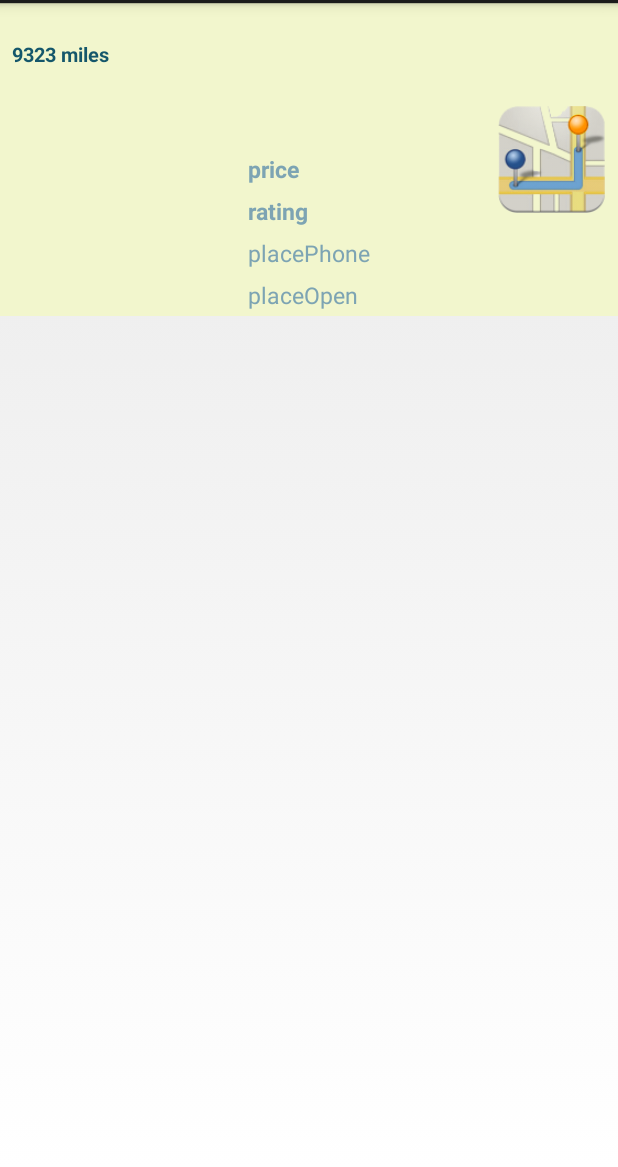
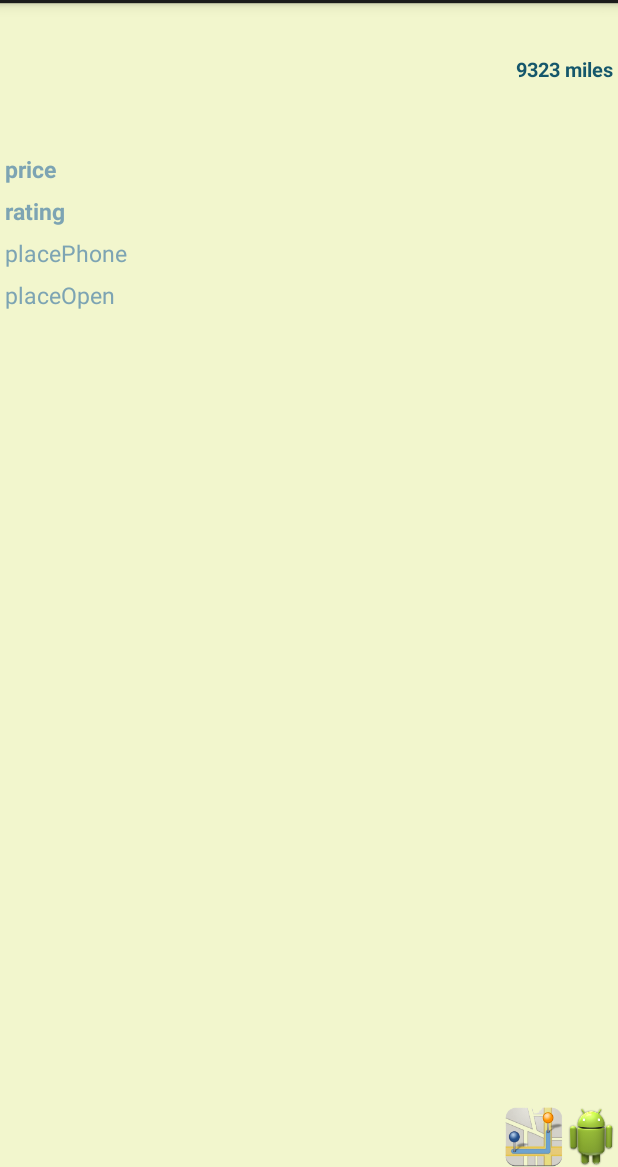
Before and after one commit to zhaozw/FoodTruckAficionadosOpenSource, an Android app: the layout food_truck_rows.xml on its own in the app's theme, with its tools: preview values and no code run, on a phone screen of 412 x 824 dp, the part 69-1236 px from its top. Run offline under Robolectric (Android 15) with nearby library versions, the phone set to English and light mode, and no system bars.

Commit message:
working on getTag in FoodTruckDataGetter. adjusted layout.

```diff
--- a/app/src/main/java/com/justin/truckfinder/app/FoodTruckListViewFragment.java
+++ b/app/src/main/java/com/justin/truckfinder/app/FoodTruckListViewFragment.java
@@ -224,7 +224,6 @@ public class FoodTruckListViewFragment extends ListFragment implements LocationL
         sensorManager.registerListener(this, sensorManager.getDefaultSensor(Sensor.TYPE_MAGNETIC_FIELD), SensorManager.SENSOR_DELAY_FASTEST);
     }
 
-    IntentsData intentsData;
     @Override
     public void onViewCreated(View view, Bundle savedInstanceState) {
         super.onViewCreated(view, savedInstanceState);
--- a/app/src/main/res/layout/food_truck_rows.xml
+++ b/app/src/main/res/layout/food_truck_rows.xml
@@ -15,15 +15,14 @@
         android:layout_centerVertical="true"/>
 
     <ImageButton
-        android:layout_width="wrap_content"
-        android:layout_height="wrap_content"
+        android:layout_width="40dp"
+        android:layout_height="40dp"
         android:background="@drawable/mapsiconcustom"
         android:id="@+id/mapsButtonImplicit"
-        android:layout_alignParentRight="true"
-        android:layout_centerVertical="true"
-        android:scaleX="1.1"
-        android:scaleY="1.1"
-        android:layout_marginRight="10dp"/>
+        android:layout_alignStart="@+id/placeDistanceFeetView"
+        android:layout_alignParentBottom="true"
+        android:padding="3dp"
+        android:layout_alignTop="@+id/phoneButtonImplicit" />
     <!--<Spinner-->
         <!--android:layout_width="wrap_content"-->
         <!--android:layout_height="wrap_content"-->
@@ -33,6 +32,15 @@
         <!--android:entries="@array/actions"-->
         <!--android:layout_alignStart="@+id/mapsButtonImplicit" />-->
 
+    <ImageButton
+        android:layout_width="40dp"
+        android:layout_height="40dp"
+        android:background="@drawable/ic_launcher"
+        android:id="@+id/phoneButtonImplicit"
+        android:layout_alignParentBottom="true"
+        android:padding="3dp"
+        android:layout_toRightOf="@id/mapsButtonImplicit"
+        android:layout_alignParentEnd="true" />
     <TextView
         android:layout_width="wrap_content"
         android:layout_height="wrap_content"
@@ -40,17 +48,17 @@
         android:paddingBottom="3dp"
         android:paddingRight="3dp"
         android:paddingStart="3dp"
+        android:paddingTop="10dp"
         android:id="@+id/placeDistanceMilesView"
         android:paddingLeft="8dp"
         android:textColor="#15576b"
         android:textSize="15sp"
         android:textStyle="bold"
         android:layout_gravity="bottom"
-
-        android:layout_alignParentLeft="true"
-
+        android:layout_alignParentRight="true"
         android:layout_alignBaseline="@id/googlePlacesView"
         android:textAlignment="center" />
+
     <TextView
         android:layout_width="wrap_content"
         android:layout_height="wrap_content"
@@ -65,17 +73,16 @@
         android:textStyle="bold"
         android:layout_gravity="bottom"
         android:layout_below="@id/placeDistanceMilesView"
-        android:layout_alignParentLeft="true"
+        android:layout_alignParentRight="true"
         android:text="9323 miles"
         android:layout_alignBaseline="@id/googlePlacesView"
         android:textAlignment="center" />
-
 
     <RelativeLayout
         android:layout_width="wrap_content"
         android:layout_height="wrap_content"
         android:id="@+id/placeInformation"
-        android:layout_centerInParent="true">
+        android:layout_alignParentLeft="true">
         <TextView
             android:id="@+id/placeNameView"
             android:layout_width="wrap_content"
@@ -108,7 +115,7 @@
             android:layout_height="wrap_content"
             android:padding="3dp"
             android:textColor="#15576b"
-            android:textSize="19sp"
+            android:textSize="17sp"
             android:textStyle="bold"
 
             />
```
Also changed, not shown: app/src/main/java/com/justin/truckfinder/app/FoodTruckDataAdapter.java (+18 -19 lines), app/src/main/java/com/justin/truckfinder/app/FoodTruckDataGetter.java (+14 -2 lines), app/src/main/res/layout/food_truck_listfragment_rows_new.xml (added, +153 -0 lines), 7 other files.
